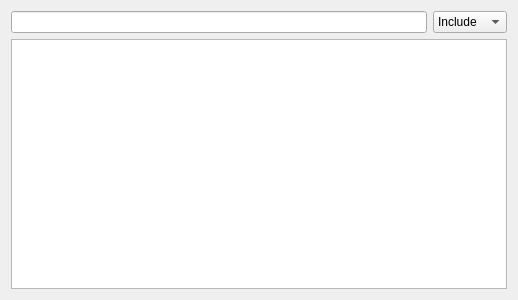
Above: scripts/Muon/GUI/Common/list_selector/list_selector.ui from mantidproject/mantid before the change. Below: the same form after it.
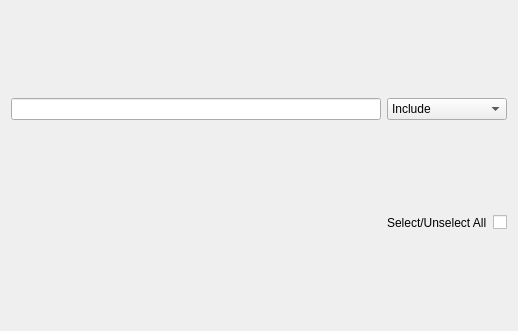
That is the form after the change.

Patch:
```diff
--- a/scripts/Muon/GUI/Common/list_selector/list_selector.ui
+++ b/scripts/Muon/GUI/Common/list_selector/list_selector.ui
@@ -7,17 +7,14 @@
     <x>0</x>
     <y>0</y>
     <width>518</width>
-    <height>300</height>
+    <height>331</height>
    </rect>
   </property>
   <property name="windowTitle">
    <string>Form</string>
   </property>
   <layout class="QGridLayout" name="gridLayout">
-   <item row="0" column="0">
-    <widget class="QLineEdit" name="filter_line_edit"/>
-   </item>
-   <item row="0" column="1">
+   <item row="0" column="2" colspan="2">
     <widget class="QComboBox" name="filter_type_combo_box">
      <item>
       <property name="text">
@@ -31,24 +28,39 @@
      </item>
     </widget>
    </item>
-   <item row="1" column="0" colspan="2">
-    <widget class="QTableWidget" name="item_table_widget">
-     <property name="columnCount">
-      <number>2</number>
+   <item row="1" column="0" colspan="4">
+    <layout class="QGridLayout" name="list_layout"/>
+   </item>
+   <item row="2" column="1">
+    <spacer name="horizontalSpacer">
+     <property name="orientation">
+      <enum>Qt::Horizontal</enum>
      </property>
-     <attribute name="horizontalHeaderVisible">
-      <bool>false</bool>
-     </attribute>
-     <attribute name="horizontalHeaderStretchLastSection">
-      <bool>true</bool>
-     </attribute>
-     <attribute name="verticalHeaderVisible">
-      <bool>false</bool>
-     </attribute>
-     <column/>
-     <column/>
+     <property name="sizeHint" stdset="0">
+      <size>
+       <width>332</width>
+       <height>20</height>
+      </size>
+     </property>
+    </spacer>
+   </item>
+   <item row="2" column="2">
+    <widget class="QLabel" name="label">
+     <property name="text">
+      <string>Select/Unselect All</string>
+     </property>
     </widget>
    </item>
+   <item row="2" column="3">
+    <widget class="QCheckBox" name="select_all_checkbox">
+     <property name="text">
+      <string/>
+     </property>
+    </widget>
+   </item>
+   <item row="0" column="0" colspan="2">
+    <widget class="QLineEdit" name="filter_line_edit"/>
+   </item>
   </layout>
  </widget>
  <resources/>
```
Left out of the diff: 4 changed lines with no effect on the pictures.
